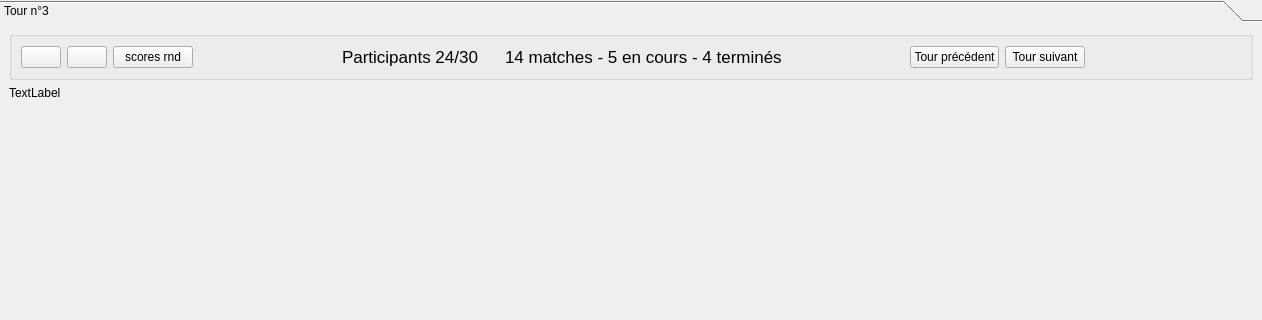
Qt form ui/RoundWidget.ui (dsarrut/badminapp) before a commit; both pictures show x 0 to 1262 and y 0 to 320 of the 1262 by 701 pixel window.
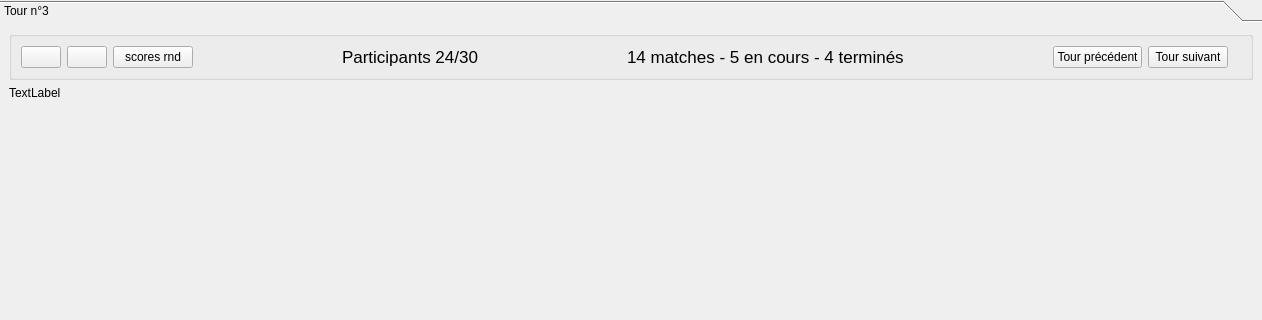
The same form after that commit. Icons and pictures are not drawn.

The edit to the form file:
```diff
--- a/ui/RoundWidget.ui
+++ b/ui/RoundWidget.ui
@@ -58,6 +58,9 @@
          <property name="title">
           <string/>
          </property>
+         <property name="flat">
+          <bool>false</bool>
+         </property>
          <layout class="QGridLayout" name="gridLayout_4">
           <item row="0" column="0">
            <layout class="QHBoxLayout" name="horizontalLayout">
@@ -113,19 +116,6 @@
               </property>
              </widget>
             </item>
-            <item>
-             <spacer name="horizontalSpacer_6">
-              <property name="orientation">
-               <enum>Qt::Horizontal</enum>
-              </property>
-              <property name="sizeHint" stdset="0">
-               <size>
-                <width>40</width>
-                <height>20</height>
-               </size>
-              </property>
-             </spacer>
-            </item>
             <item>
              <spacer name="horizontalSpacer_3">
               <property name="orientation">
@@ -231,32 +221,6 @@
               </property>
              </widget>
             </item>
-            <item>
-             <spacer name="horizontalSpacer_10">
-              <property name="orientation">
-               <enum>Qt::Horizontal</enum>
-              </property>
-              <property name="sizeHint" stdset="0">
-               <size>
-                <width>40</width>
-                <height>20</height>
-               </size>
-              </property>
-             </spacer>
-            </item>
-            <item>
-             <spacer name="horizontalSpacer_2">
-              <property name="orientation">
-               <enum>Qt::Horizontal</enum>
-              </property>
-              <property name="sizeHint" stdset="0">
-               <size>
-                <width>143</width>
-                <height>13</height>
-               </size>
-              </property>
-             </spacer>
-            </item>
            </layout>
           </item>
           <item row="0" column="1">
```
